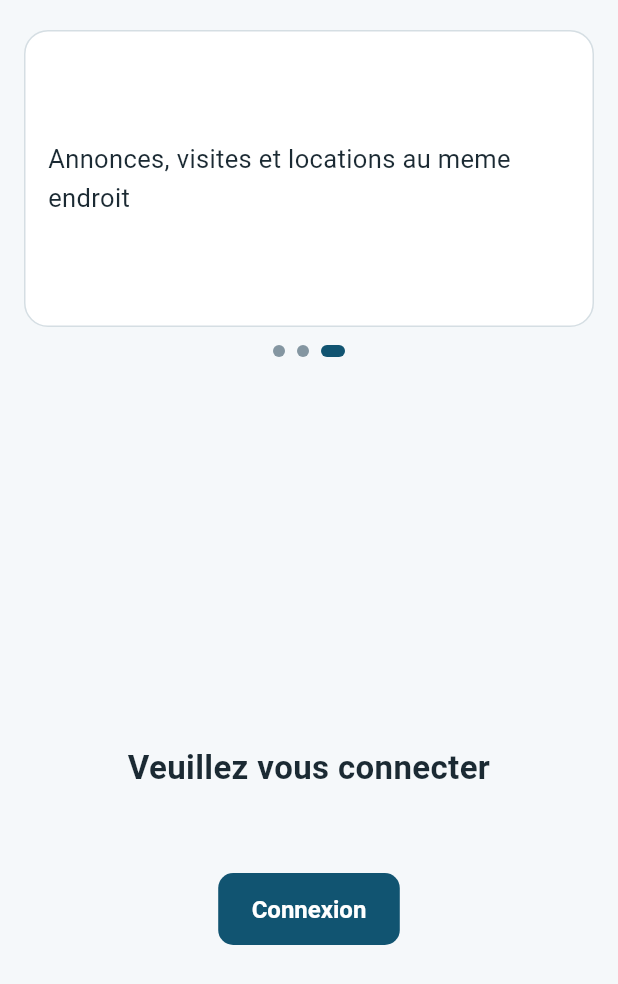
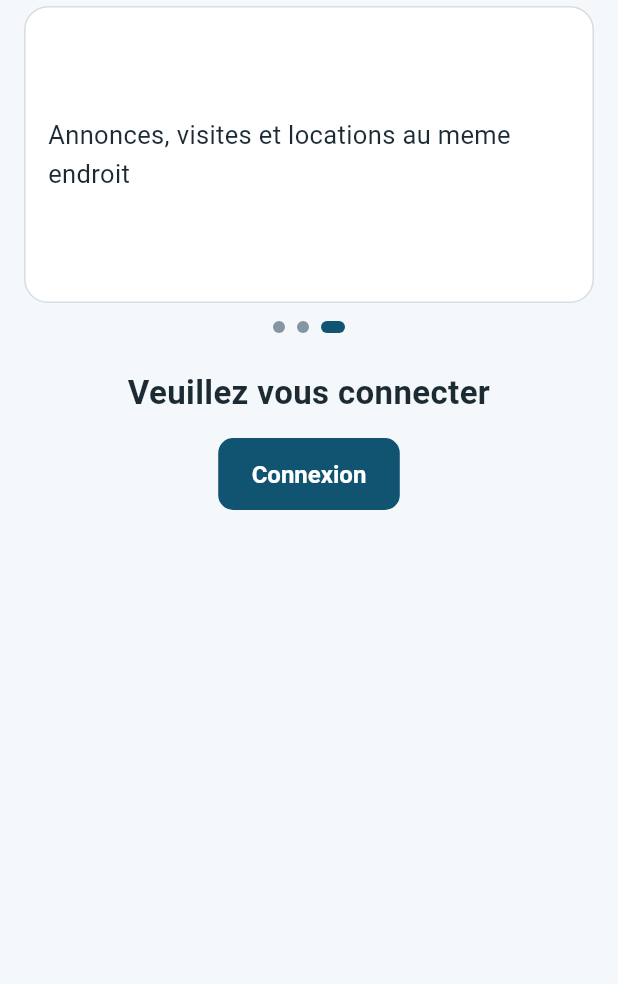
Before and after one commit to mcrepert-coder/geosmart, a Flutter app: the screen it shows after launch, on a phone screen of 412 x 824 dp. Shown: the top 984 px of the screen. Run offline on Flutter 3.47's test engine with Material 3 defaults, Android fonts, the phone set to English and light mode, and no system bars; our stand-ins replace dio, flutter_map, flutter_secure_storage, latlong2, material_ui, pdf and 2 more; accounts and stored records are empty.

Commit message:
regroupe carrousel dots message et bouton en un bloc centre

```diff
--- a/mobile/lib/features/account/presentation/login_gate_page.dart
+++ b/mobile/lib/features/account/presentation/login_gate_page.dart
@@ -8,9 +8,8 @@ import 'viewmodels/auth_controller.dart';
 
 /// Ecran d'accueil de l'utilisateur non connecte (EF-401).
 ///
-/// Un carrousel horizontal en boucle occupe le quart superieur de l'ecran,
-/// avec ses dots juste en dessous. Le message et le bouton restent centres
-/// horizontalement ; le bouton est descendu vers les 3/4 de la hauteur.
+/// Un bloc centre verticalement : carrousel horizontal en boucle, dots
+/// centres juste en dessous, puis le message et le bouton de connexion.
 /// Le formulaire complet est sur [LoginPage].
 class LoginGatePage extends StatefulWidget {
   const LoginGatePage({super.key, required this.auth});
@@ -119,19 +118,13 @@ class _LoginGatePageState extends State<LoginGatePage> {
           constraints: const BoxConstraints.expand(),
           child: LayoutBuilder(
             builder: (context, constraints) {
-              return Stack(
-                children: [
-                  Align(
-                    alignment: Alignment.topCenter,
-                    child: Column(
+              return Column(
                 mainAxisSize: MainAxisSize.min,
                 crossAxisAlignment: CrossAxisAlignment.stretch,
                 children: [
                   Padding(
-                          padding: const EdgeInsets.only(
-                            top: GeoSmartDimens.space4,
-                            left: GeoSmartDimens.space4,
-                            right: GeoSmartDimens.space4,
+                    padding: const EdgeInsets.symmetric(
+                      horizontal: GeoSmartDimens.space4,
                     ),
                     child: SizedBox(
                       height: constraints.maxHeight * 0.25,
@@ -147,20 +140,14 @@ class _LoginGatePageState extends State<LoginGatePage> {
                   ),
                   const SizedBox(height: GeoSmartDimens.space2),
                   Center(child: _buildDots(colors)),
-                      ],
-                    ),
-                  ),
-                  Align(
-                    alignment: const Alignment(0, 0.25),
-                    child: Text(
+                  const SizedBox(height: GeoSmartDimens.space6),
+                  Text(
                     'Veuillez vous connecter',
                     style: GeoSmartText.h2.copyWith(color: colors.text),
                     textAlign: TextAlign.center,
                   ),
-                  ),
-                  Align(
-                    // y = 0.5 place le centre du bouton a 75% de la hauteur.
-                    alignment: const Alignment(0, 0.5),
+                  const SizedBox(height: GeoSmartDimens.space4),
+                  Center(
                     child: FilledButton(
                       onPressed: () => Navigator.of(context).push(
                         MaterialPageRoute<void>(
```
Also changed, not shown: 1 other file. Lines whose indentation alone changed are shown as unchanged.
